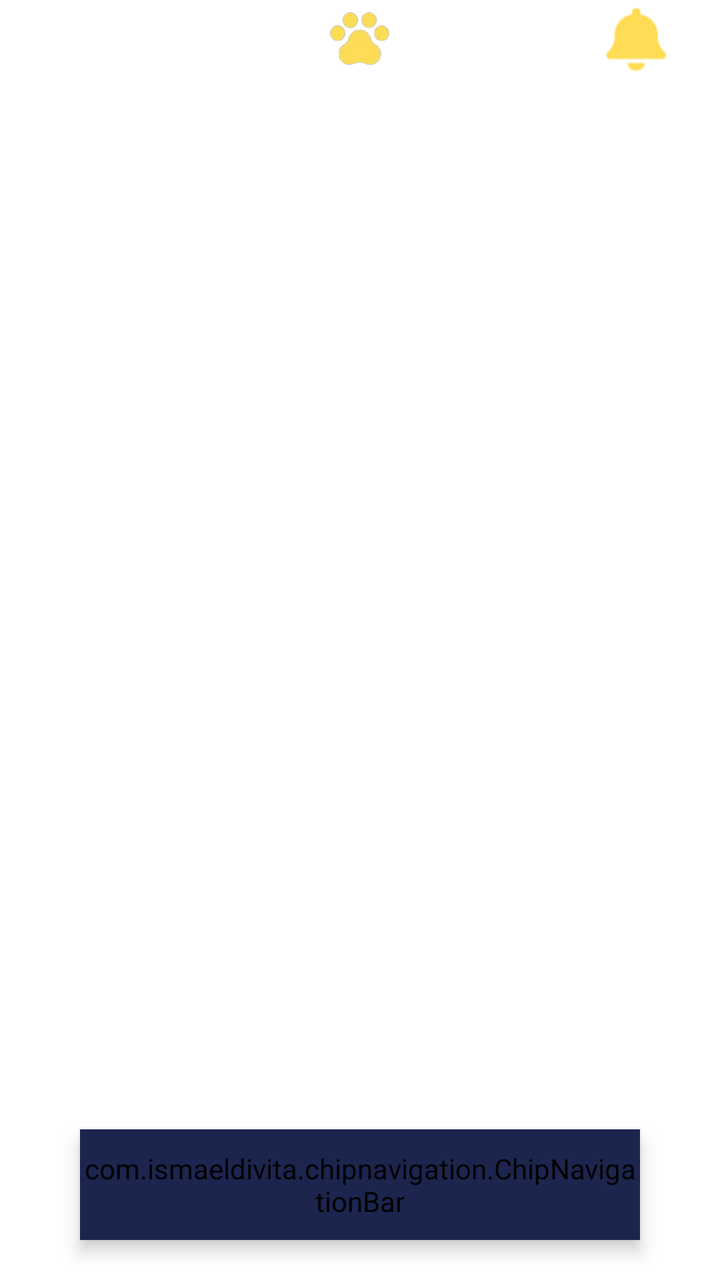
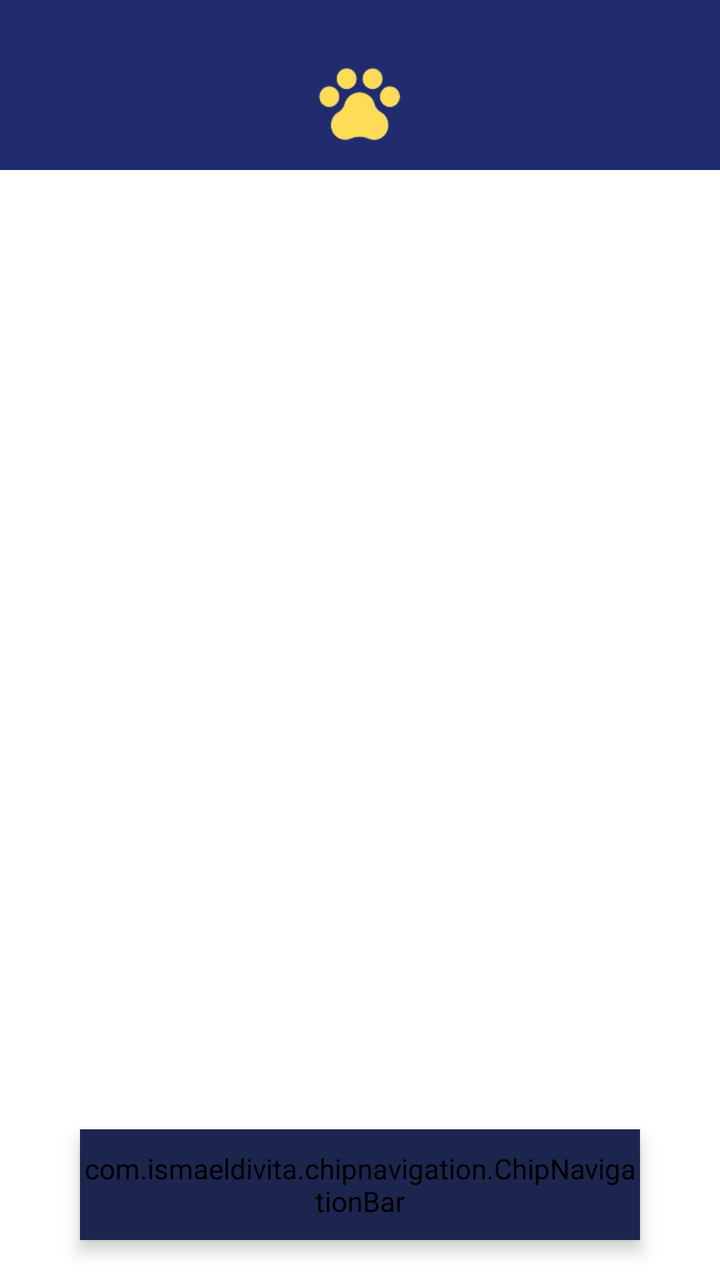

An Android layout rendered at two revisions. The XML below is the earlier revision; the diff shows what the commit changed to produce the second picture.
<!-- AndroidManifest.xml: application theme Theme.LostAndFound -->
<!-- res/layout/activity_main_home.xml -->
<androidx.drawerlayout.widget.DrawerLayout
    android:id="@+id/drawer_layout"
    xmlns:android="http://schemas.android.com/apk/res/android"
    xmlns:app="http://schemas.android.com/apk/res-auto"
    android:layout_width="match_parent"
    android:layout_height="match_parent">


    
    <LinearLayout
        android:id="@+id/main"
        android:orientation="vertical"
        android:layout_width="match_parent"
        android:layout_height="match_parent"
        android:background="@color/white">


        <androidx.appcompat.widget.Toolbar
            android:id="@+id/toolbar"
            android:layout_width="match_parent"
            android:layout_height="40dp"
            android:background="#00FFFFFF" >

            <ImageView
                android:layout_width="wrap_content"
                android:layout_height="wrap_content"
                android:layout_gravity="center"
                android:src="@drawable/paw_icon"/>


            <ImageView
                android:layout_width="wrap_content"
                android:layout_height="wrap_content"
                android:src="@drawable/notifications_icon"
                android:layout_gravity="end"
                android:layout_marginEnd="10dp"/>


        </androidx.appcompat.widget.Toolbar>


        
        <androidx.viewpager2.widget.ViewPager2
            android:id="@+id/pager"
            android:layout_width="match_parent"
            android:layout_height="0dp"
            android:layout_weight="1"/>

        <com.ismaeldivita.chipnavigation.ChipNavigationBar
            android:id="@+id/Menubar"
            android:layout_width="match_parent"
            android:layout_height="wrap_content"
            android:layout_marginStart="40dp"
            android:layout_marginEnd="40dp"
            android:layout_marginBottom="20dp"
            android:background="@drawable/rounded_border"
            android:backgroundTint="@color/text_color"
            app:cnb_unselectedColor="@color/yellow"
            android:elevation="5dp"
            app:cnb_animationDuration="200"
            app:cnb_menuResource="@menu/bottom_menu"
            app:cnb_radius="20dp"
            app:layout_constraintBottom_toBottomOf="parent"
            app:layout_constraintEnd_toEndOf="parent"
            app:layout_constraintHorizontal_bias="0.0"
            app:layout_constraintStart_toStartOf="parent"
            app:layout_constraintTop_toTopOf="parent"
            app:layout_constraintVertical_bias="0.969"/>
    </LinearLayout>

    
    <com.google.android.material.navigation.NavigationView
        android:background="@color/white"
        android:id="@+id/nav_view"
        android:layout_width="wrap_content"
        android:layout_height="match_parent"
        android:layout_gravity="start"
        app:menu="@menu/drawer_menu"
        app:headerLayout="@layout/nav_header" />
</androidx.drawerlayout.widget.DrawerLayout>
<!-- res/layout/nav_header.xml (included above) -->
<?xml version="1.0" encoding="utf-8"?>
<LinearLayout
    xmlns:android="http://schemas.android.com/apk/res/android"
    android:orientation="vertical"
    android:layout_width="match_parent"
    android:layout_height="200dp"
    android:padding="16dp"
    android:background="@drawable/headerbkg"
    android:theme="@style/ThemeOverlay.AppCompat.Dark">
    <ImageView
        android:paddingBottom="10dp"
        android:layout_width="wrap_content"
        android:layout_height="wrap_content"
        android:src="@drawable/account_circle"/>

    <TextView
        android:id="@+id/TV_Username"
        android:layout_width="wrap_content"
        android:layout_height="wrap_content"
        android:text="Username"
        android:textColor="@color/yellow"
        android:textStyle="bold" />

    <TextView
        android:id="@+id/TV_Email"
        android:layout_width="wrap_content"
        android:layout_height="wrap_content"
        android:layout_marginBottom="16dp"
        android:fontFamily="sans-serif-medium"
        android:text="Email"
        android:textColor="@color/white"
        android:textSize="14sp" />

</LinearLayout>
<!-- resources referenced by this layout -->
<resources>
  <color name="text_color">#1C254E</color>
  <color name="white">#FFFFFFFF</color>
  <color name="yellow">#FFC83A</color>
  <!-- drawable account_circle (drawable) -->
  <vector xmlns:android="http://schemas.android.com/apk/res/android" android:height="75dp" android:tint="#FFFFFF" android:viewportHeight="24" android:viewportWidth="24" android:width="75dp">
        
      <path android:fillColor="@android:color/white" android:pathData="M12,2C6.48,2 2,6.48 2,12s4.48,10 10,10 10,-4.48 10,-10S17.52,2 12,2zM12,5c1.66,0 3,1.34 3,3s-1.34,3 -3,3 -3,-1.34 -3,-3 1.34,-3 3,-3zM12,19.2c-2.5,0 -4.71,-1.28 -6,-3.22 0.03,-1.99 4,-3.08 6,-3.08 1.99,0 5.97,1.09 6,3.08 -1.29,1.94 -3.5,3.22 -6,3.22z"/>
      
  </vector>
  <!-- drawable headerbkg: png bitmap (drawable, 7021 bytes) -->
  <!-- drawable notifications_icon: png bitmap (drawable, 1118 bytes) -->
  <!-- drawable paw_icon: png bitmap (drawable, 10723 bytes) -->
  <!-- drawable rounded_border (drawable) -->
  <?xml version="1.0" encoding="utf-8"?>
  <shape xmlns:android="http://schemas.android.com/apk/res/android"
      android:shape="rectangle">
      <solid android:color="#ffffff"/>
      <corners android:radius="30dp"/>
      <stroke android:width="1dp" android:color="@color/white"/>
      <padding android:top="10dp" android:bottom="10dp" android:left="10dp" android:right="10dp"/>
  </shape>
  <style name="Theme.LostAndFound" parent="Base.Theme.LostAndFound" />
  <style name="Base.Theme.LostAndFound" parent="Theme.Material3.DayNight.NoActionBar">
          
          
      </style>
</resources>

<!-- the commit's change to res/layout/activity_main_home.xml (unified diff, before → after) -->
@@ -18,22 +18,16 @@
         <androidx.appcompat.widget.Toolbar
             android:id="@+id/toolbar"
             android:layout_width="match_parent"
-            android:layout_height="40dp"
-            android:background="#00FFFFFF" >
+            android:layout_height="85dp"
+            android:background="#212C6E" >
 
             <ImageView
-                android:layout_width="wrap_content"
-                android:layout_height="wrap_content"
-                android:layout_gravity="center"
+                android:layout_width="64dp"
+                android:layout_height="64dp"
+                android:layout_gravity="center|bottom"
                 android:src="@drawable/paw_icon"/>
 
 
-            <ImageView
-                android:layout_width="wrap_content"
-                android:layout_height="wrap_content"
-                android:src="@drawable/notifications_icon"
-                android:layout_gravity="end"
-                android:layout_marginEnd="10dp"/>
 
 
         </androidx.appcompat.widget.Toolbar>
<!-- resource entries referenced after the edit -->
@@ -10,7 +10,6 @@
       
   </vector>
   <!-- drawable headerbkg: png bitmap (drawable, 7021 bytes) -->
-  <!-- drawable notifications_icon: png bitmap (drawable, 1118 bytes) -->
   <!-- drawable paw_icon: png bitmap (drawable, 10723 bytes) -->
   <!-- drawable rounded_border (drawable) -->
   <?xml version="1.0" encoding="utf-8"?>
@@ -25,6 +24,10 @@
   <style name="Base.Theme.LostAndFound" parent="Theme.Material3.DayNight.NoActionBar">
           
           
+              <item name="drawerArrowStyle">@style/DrawerIcon</item>
+      </style>
+  <style name="DrawerIcon" parent="Widget.AppCompat.DrawerArrowToggle">
+          <item name="color">@color/white</item>
       </style>
 </resources>
 
